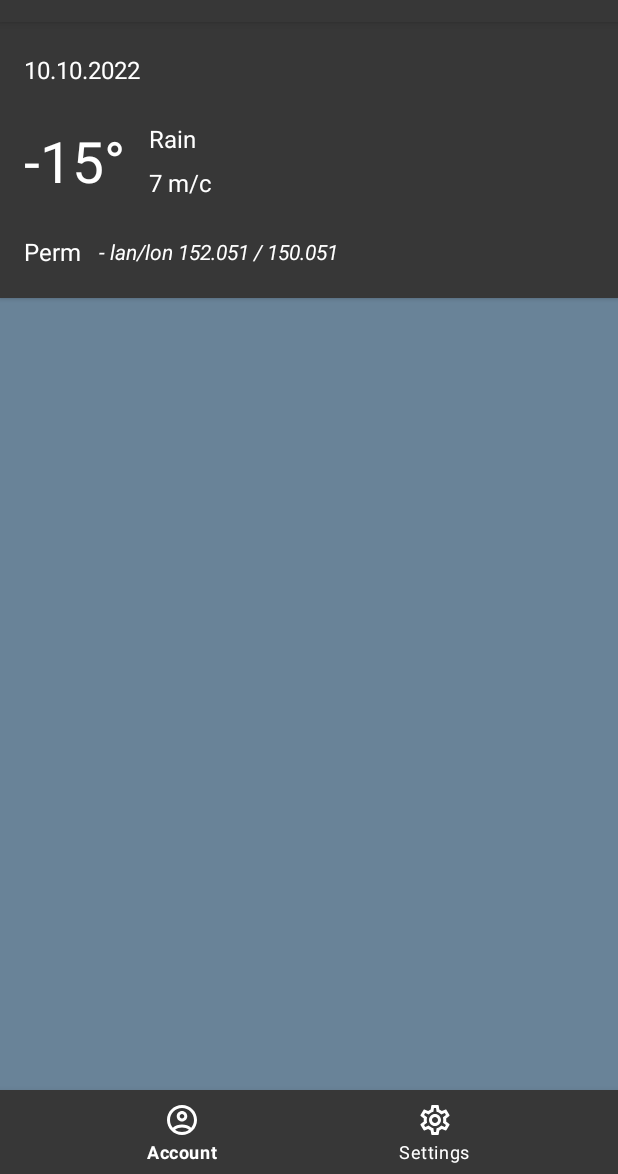
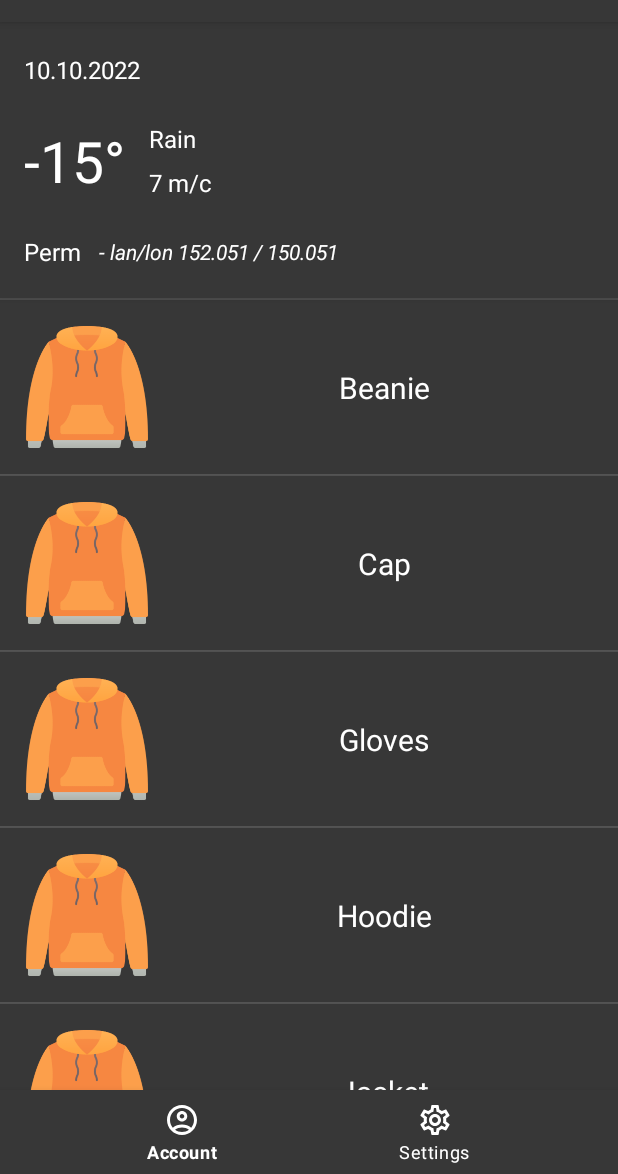
Before and after one commit to Niko185/weGarb, an Android app: the screen it shows after launch (MainActivity), on a phone screen of 412 x 824 dp, the part 62-1236 px from its top. Run offline under Robolectric (Android 15) with nearby library versions, the phone set to English and light mode, and no system bars; our stand-ins replace Picasso, Volley; pictures from the network do not load; Roboto replaces fonts that are not available here; 2 statements that could not run were skipped.

Commit message:
Done: HeadCard, Recycler, String Array. No image rcView

```diff
--- a/app/build.gradle
+++ b/app/build.gradle
@@ -59,7 +59,7 @@ dependencies {
     // GEO-location
     implementation 'com.google.android.gms:play-services-location:21.0.1'
 
-
+    implementation 'com.squareup.picasso:picasso:2.71828'
 
 
 
--- a/app/src/main/java/com/example/wegarb/data/GarbModel.kt
+++ b/app/src/main/java/com/example/wegarb/data/GarbModel.kt
@@ -1,4 +1,6 @@
 package com.example.wegarb.data
+
+
 
 data class GarbModel(
     val nameGarb: String
--- a/app/src/main/java/com/example/wegarb/view/adapters/GarbAdapter.kt
+++ b/app/src/main/java/com/example/wegarb/view/adapters/GarbAdapter.kt
@@ -1,26 +1,38 @@
 package com.example.wegarb.view.adapters
 
+import android.view.LayoutInflater
 import android.view.View
 import android.view.ViewGroup
 import androidx.recyclerview.widget.DiffUtil
 import androidx.recyclerview.widget.ListAdapter
 import androidx.recyclerview.widget.RecyclerView
+import com.example.wegarb.R
 import com.example.wegarb.data.GarbModel
 import com.example.wegarb.databinding.ItemGarbBinding
+import com.squareup.picasso.Picasso
+
 
 class GarbAdapter : ListAdapter<GarbModel, GarbAdapter.ItemHolder>(ItemComparator()) {
+
     override fun onCreateViewHolder(parent: ViewGroup, viewType: Int): ItemHolder {
-        return ItemHolder(parent)
+        return ItemHolder.create(parent)
     }
 
     override fun onBindViewHolder(holder: ItemHolder, position: Int) {
         return holder.setData(getItem(position))
     }
     class ItemHolder(view: View): RecyclerView.ViewHolder(view) {
-      private val binding = ItemGarbBinding.bind(view)
+        private val binding = ItemGarbBinding.bind(view)
 
         fun setData(model: GarbModel) = with(binding) {
             tvGarb.text = model.nameGarb
+
+        }
+
+        companion object {
+            fun create(parent: ViewGroup): ItemHolder {
+                return ItemHolder(LayoutInflater.from(parent.context).inflate(R.layout.item_garb, parent, false))
+            }
         }
     }
 
@@ -34,6 +46,4 @@ class GarbAdapter : ListAdapter<GarbModel, GarbAdapter.ItemHolder>(ItemComparato
         }
 
     }
-
-
 }
--- a/app/src/main/java/com/example/wegarb/view/fragments/AccountFragment.kt
+++ b/app/src/main/java/com/example/wegarb/view/fragments/AccountFragment.kt
@@ -18,12 +18,15 @@ import android.location.LocationManager
 import android.provider.Settings
 import androidx.core.app.ActivityCompat
 import androidx.fragment.app.activityViewModels
+import androidx.recyclerview.widget.LinearLayoutManager
 import com.android.volley.Request
 import com.android.volley.toolbox.StringRequest
 import com.android.volley.toolbox.Volley
+import com.example.wegarb.data.GarbModel
 import com.example.wegarb.data.WeatherModel
 import com.example.wegarb.data.WeatherModelCityName
 import com.example.wegarb.utils.GpsDialog
+import com.example.wegarb.view.adapters.GarbAdapter
 import com.example.wegarb.vm.MainViewModel
 import com.google.android.gms.location.FusedLocationProviderClient
 import com.google.android.gms.location.LocationServices
@@ -34,13 +37,16 @@ import org.json.JSONObject
 import java.text.SimpleDateFormat
 import java.util.*
 
+
 const val API_KEY = "f054c52de0a9f5d1e50b480bdd0aee4f"
 
 class AccountFragment : Fragment() {
     private lateinit var binding: FragmentAccountBinding
     private lateinit var permissionLauncher: ActivityResultLauncher<String>
     private lateinit var locationClientLauncher: FusedLocationProviderClient
+    private lateinit var garbAdapter: GarbAdapter
     private val mainViewModel: MainViewModel by activityViewModels()
+    private val mListNameCloth = mutableListOf(GarbModel("Beanie"), GarbModel("Cap"), GarbModel("Gloves"), GarbModel("Hoodie"), GarbModel("Jacket"), GarbModel("Jeans"), GarbModel("Mittens"), GarbModel("Raincoat"), GarbModel("Shorts"), GarbModel("Sunglasses"), GarbModel("Thermal kit"), GarbModel("Tight sweater"), GarbModel("Tight windbreaker"), GarbModel("T-shirt"), GarbModel("Turtleneck"), GarbModel("Umbrella"), GarbModel("Windbreaker"), GarbModel("Winter scarf"))
 
 
     override fun onCreateView(
@@ -55,7 +61,11 @@ class AccountFragment : Fragment() {
         super.onViewCreated(view, savedInstanceState)
         checkPermission()
         initLocationClient()
-        showDataHeadCardOnScreen()
+        showDataHeadCardOnScreenObserver()
+        initRcViewGarb()
+        showDataInRcViewOnScreenObserver()
+
+
     }
 
     override fun onResume() {
@@ -67,9 +77,9 @@ class AccountFragment : Fragment() {
     /*
     The next 8 functions have the following responsibility:
     - We get response from Web and extract specific data for show result.
-    - Show extract data on screen in HeadCardView.
-    - As well we send extract data in MainViewModel, use object DataClass "WeatherData"
-    - And finally, we certain, appoint elements HeadCardView to results callback "MainViewModel&WeatherData"
+    - Show extract data on screen in "HeadCardView".
+    - As well we send extract data in "MainViewModel", use object DataClass "WeatherData"
+    - And finally, we certain, appoint elements "HeadCardView" to results callback "MainViewModel&WeatherData"
      */
     private fun requestMainHeadCard(latitude: String, longitude: String) {
         val url = "https://api.openweathermap.org/data/3.0/onecall?lat=$latitude&lon=$longitude&units=metric&exclude=&appid=$API_KEY"
@@ -159,7 +169,7 @@ class AccountFragment : Fragment() {
         mainViewModel.mutableHeadCardWeatherModelCity.value = cityNameModel
     }
 
-    private fun showDataHeadCardOnScreen() = with(binding) {
+    private fun showDataHeadCardOnScreenObserver() = with(binding) {
         mainViewModel.mutableHeadCardWeatherModel.observe(viewLifecycleOwner) {
             tvCurrentData.text = mainViewModel.mutableHeadCardWeatherModel.value?.currentData.toString()
             tvCurrentTemperature.text = "${mainViewModel.mutableHeadCardWeatherModel.value?.currentTemperature.toString()}°C"
@@ -232,6 +242,25 @@ class AccountFragment : Fragment() {
     }
 
 
+    /*
+    The next 2 functions have the following responsibility:
+    - Initialization "RecyclerView" and assignment her "Adapter"
+    - Connect Observer, her observe update data.
+    - And finally, show data on screen.
+    */
+    private fun initRcViewGarb() = with(binding) {
+        rcViewGarb.layoutManager = LinearLayoutManager(activity)
+        garbAdapter = GarbAdapter()
+        rcViewGarb.adapter = garbAdapter
+    }
+
+    private fun showDataInRcViewOnScreenObserver() {
+        mainViewModel.setMyModelList(mListNameCloth)
+        mainViewModel.mutableRcViewGarbModel.observe(viewLifecycleOwner) {
+            garbAdapter.submitList(it)
+        }
+    }
+
     companion object {
         @JvmStatic
         fun newInstance() = AccountFragment()
--- a/app/src/main/java/com/example/wegarb/vm/MainViewModel.kt
+++ b/app/src/main/java/com/example/wegarb/vm/MainViewModel.kt
@@ -2,6 +2,7 @@ package com.example.wegarb.vm
 
 import androidx.lifecycle.MutableLiveData
 import androidx.lifecycle.ViewModel
+import com.example.wegarb.data.GarbModel
 import com.example.wegarb.data.WeatherModel
 import com.example.wegarb.data.WeatherModelCityName
 
@@ -9,4 +10,10 @@ import com.example.wegarb.data.WeatherModelCityName
 class MainViewModel : ViewModel() {
     val mutableHeadCardWeatherModel = MutableLiveData<WeatherModel>()
     val mutableHeadCardWeatherModelCity = MutableLiveData<WeatherModelCityName>()
+
+
+    val mutableRcViewGarbModel = MutableLiveData<MutableList<GarbModel>>()
+    fun setMyModelList(list: MutableList<GarbModel>) {
+        mutableRcViewGarbModel.value = list
+    }
 }
--- a/app/src/main/res/layout/fragment_account.xml
+++ b/app/src/main/res/layout/fragment_account.xml
@@ -103,7 +103,7 @@
         android:id="@+id/rcViewGarb"
         android:layout_width="0dp"
         android:layout_height="0dp"
-        android:background="#698398"
+        android:background="@color/second_grey"
         app:layout_constraintBottom_toBottomOf="parent"
         app:layout_constraintEnd_toEndOf="parent"
         app:layout_constraintStart_toStartOf="parent"
--- a/app/src/main/res/layout/item_garb.xml
+++ b/app/src/main/res/layout/item_garb.xml
@@ -3,15 +3,15 @@
     xmlns:app="http://schemas.android.com/apk/res-auto"
     xmlns:tools="http://schemas.android.com/tools"
     android:layout_width="match_parent"
-    android:layout_height="match_parent">
+    android:layout_height="wrap_content">
 
     <androidx.cardview.widget.CardView
         android:layout_width="0dp"
         android:layout_height="wrap_content"
-        android:layout_marginStart="4dp"
-        android:layout_marginTop="4dp"
-        android:layout_marginEnd="4dp"
+        android:layout_marginTop="1dp"
         app:cardBackgroundColor="@color/main_grey"
+        app:cardCornerRadius="0dp"
+        app:layout_constraintBottom_toBottomOf="parent"
         app:layout_constraintEnd_toEndOf="parent"
         app:layout_constraintStart_toStartOf="parent"
         app:layout_constraintTop_toTopOf="parent">
@@ -29,10 +29,23 @@
                 android:text="Hoodie"
                 android:textColor="@color/white"
                 android:textSize="20sp"
+                app:layout_constraintBottom_toBottomOf="@+id/imageView"
+                app:layout_constraintEnd_toEndOf="parent"
+                app:layout_constraintStart_toEndOf="@+id/imageView"
+                app:layout_constraintTop_toTopOf="@+id/imageView" />
+
+            <ImageView
+                android:id="@+id/imageView"
+                android:layout_width="84dp"
+                android:layout_height="84dp"
+                android:layout_marginStart="16dp"
+                android:layout_marginTop="16dp"
+                android:layout_marginBottom="16dp"
                 app:layout_constraintBottom_toBottomOf="parent"
-                app:layout_constraintEnd_toEndOf="parent"
                 app:layout_constraintStart_toStartOf="parent"
-                app:layout_constraintTop_toTopOf="parent" />
+                app:layout_constraintTop_toTopOf="parent"
+                app:srcCompat="@drawable/garb_hoodie" />
+
         </androidx.constraintlayout.widget.ConstraintLayout>
     </androidx.cardview.widget.CardView>
 </androidx.constraintlayout.widget.ConstraintLayout>
--- a/app/src/main/res/values/array_cloth.xml
+++ b/app/src/main/res/values/array_cloth.xml
@@ -1,6 +1,5 @@
 <?xml version="1.0" encoding="utf-8"?>
 <resources>
-
         <string-array name="cloth_array">
             <item>Beanie</item>
             <item>Cap</item>
@@ -21,6 +20,4 @@
             <item>Windbreaker</item>
             <item>Winter scarf</item>
         </string-array>
-
-
 </resources>
```
